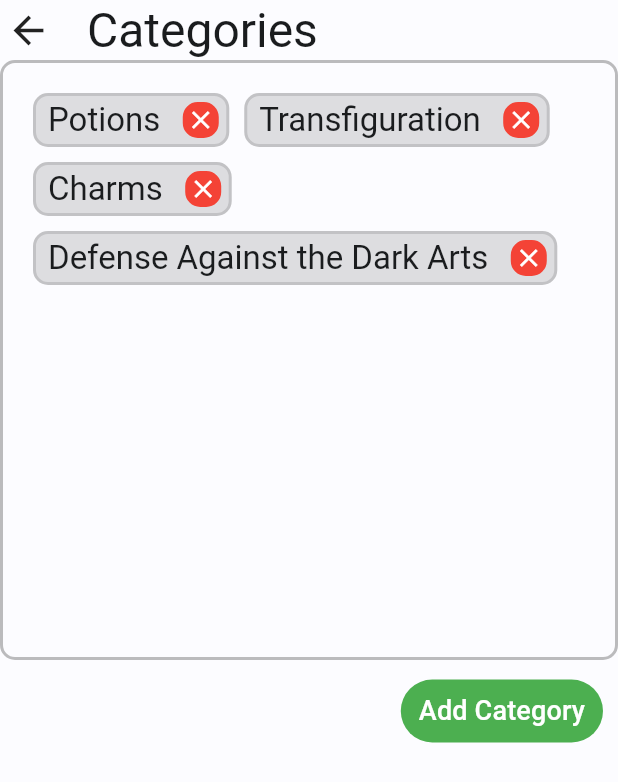
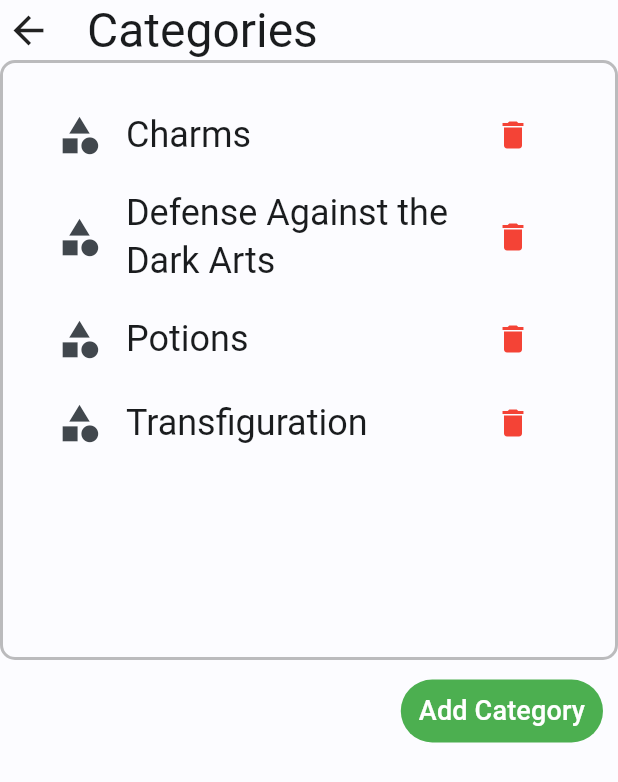
Before and after one commit to phR0ze/oneup, a Flutter app: the CategoryView widget shown alone on an empty page, opened directly, on a phone screen of 412 x 824 dp. Shown: the top 782 px of the screen. Run offline on Flutter 3.47's test engine with Material 3 defaults, Android fonts, the phone set to English and light mode, and no system bars.

Commit message:
Align categories and user UX

```diff
--- a/flutter/lib/model/appstate.dart
+++ b/flutter/lib/model/appstate.dart
@@ -88,6 +88,11 @@ class AppState extends ChangeNotifier {
     return true;
   }
 
+  void removeUser(String name) {
+    users.removeWhere((x) => x.name == name);
+    notifyListeners();
+  }
+
   // Update the given category in the data store
   bool updateCategory(Category category) {
     var i = categories.indexWhere((x) => x.id == category.id);
--- a/flutter/lib/ui/views/category.dart
+++ b/flutter/lib/ui/views/category.dart
@@ -3,10 +3,10 @@ import 'package:provider/provider.dart';
 import '../../model/appstate.dart';
 import '../../model/category.dart';
 import '../../utils/utils.dart';
-import '../widgets/category.dart';
 import '../widgets/section.dart';
 import 'input.dart';
 import 'settings.dart';
+import '../../const.dart';
 
 class CategoryView extends StatefulWidget {
   const CategoryView({super.key});
@@ -21,17 +21,42 @@ class _CategoryViewState extends State<CategoryView> {
   @override
   Widget build(BuildContext context) {
     var state = context.watch<AppState>();
+    var textStyle = Theme.of(context).textTheme.headlineSmall;
+
+    // Categories sorted by name
     var categories = state.categories;
+    categories.sort((x, y) => x.name.compareTo(y.name));
 
     return Section(title: 'Categories',
       onBack: () => { state.setCurrentView(const SettingsView()) },
-      child: Wrap(
-        spacing: 10,
-        runSpacing: 10,
-        direction: Axis.horizontal,
-        children: categories.map((x) {
-          return CategoryWidget(category: x);
-        }).toList(),
+
+      // Categories sorted by name
+      child: ListView.builder(
+        itemCount: categories.length,
+        itemBuilder: (_, index) {
+          var category = categories[index];
+          return ListTile(
+            leading: Icon(size: 30, Icons.category),
+            title: Text(category.name, style: textStyle),
+            onTap: () => showDialog<String>(context: context,
+              builder: (dialogContext) => InputView(
+                title: 'Edit Category',
+                inputLabel: 'Category Name',
+                buttonName: 'Save',
+                onSubmit: (val) {
+                  updateCategory(dialogContext, state,
+                    category.copyWith(name: val.trim()));
+                },
+              ),
+            ),
+            trailing: IconButton(
+              icon: Icon(Icons.delete, color: Colors.red),
+              onPressed: () {
+                state.removeCategory(category.name);
+              },
+            ),
+          );
+        },
       ),
       trailing: Padding(
         padding: const EdgeInsets.all(10),
@@ -57,6 +82,31 @@ class _CategoryViewState extends State<CategoryView> {
   }
 }
 
+// Example of a custom animated delete button
+// --------------------------------------------------------------------------
+// AnimatedContainer(
+//   duration: const Duration(milliseconds: 200),
+//   decoration: BoxDecoration(
+//     color: Colors.red,
+//     borderRadius: BorderRadius.circular(10),
+//     border: Border.all(color: isHover ? Colors.white : Colors.red, width: 2),
+//   ),
+//   child: InkWell(
+//     child: Icon(
+//       Icons.close,
+//       color: Colors.white,
+//       size: isHover ? 26 : 20,
+//     ),
+//     onHover: (val) {
+//       setState(() { isHover = val; });
+//     },
+//     onTap: () {
+//       // Don't allow deleteing categories if there are associated points
+//       state.removeCategory(widget.category.name);
+//     },
+//   ),
+// ),
+
 // Add the new category or show a snackbar if it already exists
 void addCategory(BuildContext context, AppState state, String name) {
   if (utils.notEmptyAndNoSymbols(context, state, name)) {
--- a/flutter/lib/ui/views/user.dart
+++ b/flutter/lib/ui/views/user.dart
@@ -21,14 +21,12 @@ class UserView extends StatelessWidget {
     users.sort((x, y) => x.name.compareTo(y.name));
 
     return Section(title: 'Users',
-      onBack: () => {
-        state.setCurrentView(const SettingsView())
-      },
+      onBack: () => { state.setCurrentView(const SettingsView()) },
+
       child: ListView.builder(
         itemCount: users.length,
         itemBuilder: (_, index) {
           var user = users[index];
-
           return ListTile(
             leading: const Icon(size: 30, Icons.person),
             title: Text(user.name, style: textStyle),
@@ -37,6 +35,12 @@ class UserView extends StatelessWidget {
                 builder: (dialogContext) => UserEditView(user: user),
               );
             },
+            trailing: IconButton(
+              icon: Icon(Icons.delete, color: Colors.red),
+              onPressed: () {
+                state.removeUser(user.name);
+              },
+            ),
           );
         },
       ),
--- a/flutter/lib/ui/widgets/category.dart
+++ /dev/null
@@ -1,85 +0,0 @@
-import 'package:flutter/material.dart';
-import 'package:provider/provider.dart';
-import '../../const.dart';
-import '../../model/appstate.dart';
-import '../../model/category.dart';
-import '../views/category.dart';
-import '../views/input.dart';
-
-class CategoryWidget extends StatefulWidget {
-  const CategoryWidget({super.key, required this.category});
-  final Category category;
-
-  @override
-  State<CategoryWidget> createState() => _CategoryWidgetState();
-}
-
-class _CategoryWidgetState extends State<CategoryWidget> {
-  var isHover = false;
-
-  @override
-  Widget build(BuildContext context) {
-    var state = context.watch<AppState>();
-    final textStyle = Theme.of(context).textTheme.titleLarge;;
-
-    return  Row(
-      mainAxisSize: MainAxisSize.min,
-      children: [
-        Container(
-          decoration: BoxDecoration(
-            color: Colors.black12,
-            borderRadius: BorderRadius.circular(10),
-            border: Border.all(color: Const.pointsBorderColor, width: 2),
-          ),
-          child: Padding(
-            // isHover padding changes allow for increased button size to not affect alignment
-            padding: EdgeInsets.fromLTRB(8, isHover ? 1 : 2, isHover ? 2 : 5, isHover ? 1 : 2),
-            child: Row(
-              children: [
-                Padding(
-                  padding: EdgeInsets.only(right: isHover ? 12 : 15),
-                  child: InkWell(
-                    child: Text(widget.category.name, style: textStyle),
-                    onTap: () => showDialog<String>(context: context,
-                      builder: (dialogContext) => InputView(
-                        title: 'Edit Category',
-                        inputLabel: 'Category Name',
-                        buttonName: 'Save',
-                        onSubmit: (val) {
-                          updateCategory(dialogContext, state,
-                            widget.category.copyWith(name: val.trim()));
-                        },
-                      ),
-                    ),
-                  ),
-                ),
-                AnimatedContainer(
-                  duration: const Duration(milliseconds: 200),
-                  decoration: BoxDecoration(
-                    color: Colors.red,
-                    borderRadius: BorderRadius.circular(10),
-                    border: Border.all(color: isHover ? Colors.white : Colors.red, width: 2),
-                  ),
-                  child: InkWell(
-                    child: Icon(
-                      Icons.close,
-                      color: Colors.white,
-                      size: isHover ? 26 : 20,
-                    ),
-                    onHover: (val) {
-                      setState(() { isHover = val; });
-                    },
-                    onTap: () {
-                      // Don't allow deleteing categories if there are associated points
-                      state.removeCategory(widget.category.name);
-                    },
-                  ),
-                ),
-              ],
-            ),
-          ),
-        ),
-      ],
-    );
-  }
-}
```
